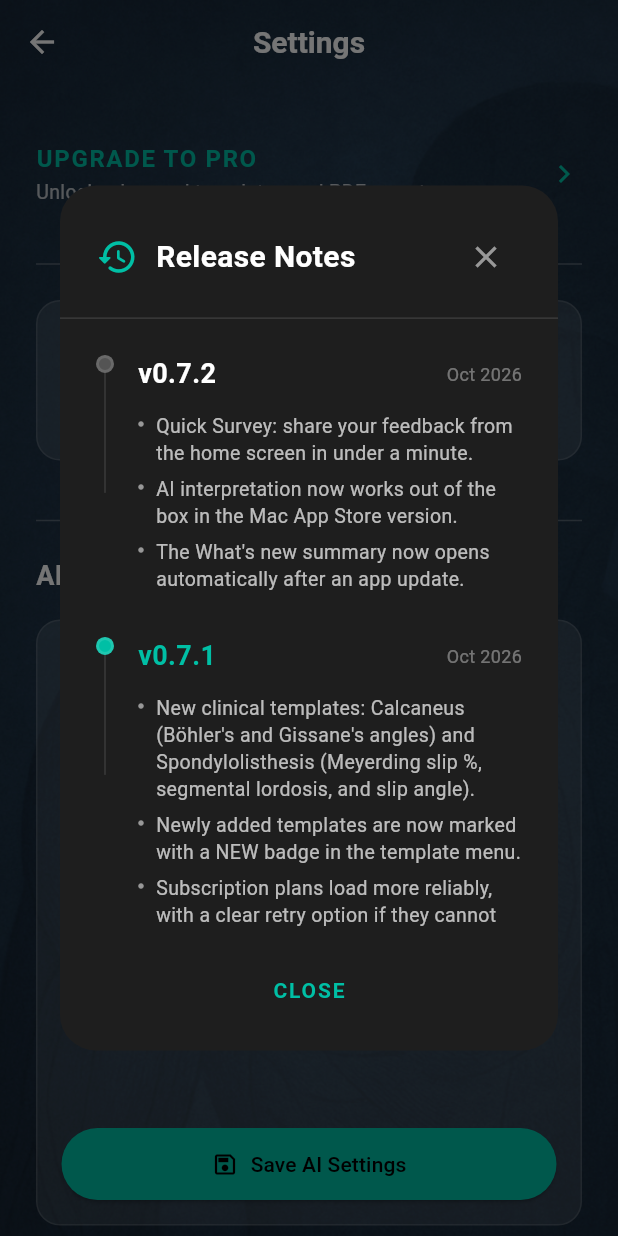
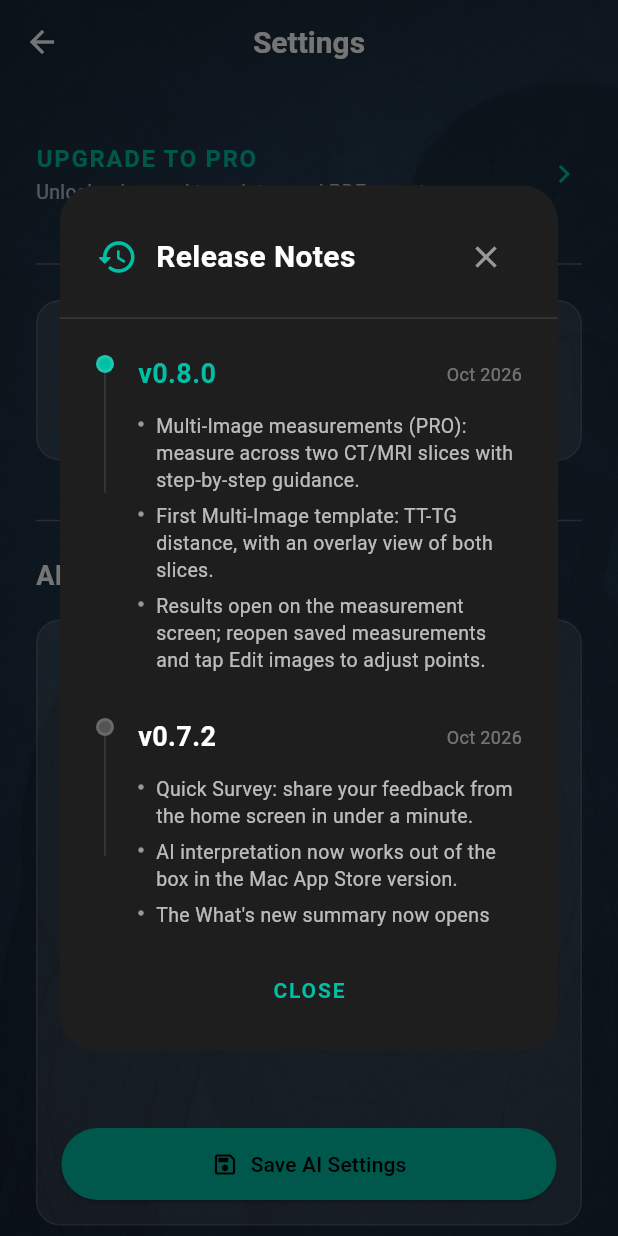
Before and after one commit to ilkereren/orthoquantmd, a Flutter app: the SettingsScreen screen opened directly, on a phone screen of 412 x 824 dp. Run offline on Flutter 3.47's test engine with Material 3 defaults, Android fonts, the phone set to English and light mode, and no system bars; our stand-ins replace app_links, camera, file_picker, flutter_markdown, image_cropper, image_picker and 5 more; missing offline and left inert: desktop_drop, gal, purchases_flutter, receive_sharing_intent, tutorial_coach_mark, window_manager; accounts and stored records are empty.

Commit message:
docs(release): add 0.8.0 What's new and version history
Co-Authored-By: Claude Opus 5.5 <noreply@anthropic.com>

```diff
--- a/lib/main.dart
+++ b/lib/main.dart
@@ -1209,22 +1209,23 @@ class _HomePageState extends State<HomePage> with WidgetsBindingObserver {
                   ),
                   const SizedBox(height: 18),
                   const _WhatsNewItem(
-                    title: 'Quick Survey',
+                    title: 'Multi-Image measurements',
                     detail:
-                        'Tap the new survey button on the home screen to '
-                        'share your feedback in under a minute.',
+                        'Measure across two CT or MRI slices with '
+                        'step-by-step guidance. Available with PRO.',
                   ),
                   const _WhatsNewItem(
-                    title: 'AI interpretation on Mac',
+                    title: 'TT-TG distance',
                     detail:
-                        'AI interpretation now works out of the box in the '
-                        'Mac App Store version.',
+                        'The first Multi-Image template: mark the trochlea '
+                        'and tibial tuberosity slices and see both in one '
+                        'overlay view.',
                   ),
                   const _WhatsNewItem(
-                    title: "What's new on update",
+                    title: 'Edit images anytime',
                     detail:
-                        'This summary now opens automatically after each '
-                        'app update.',
+                        'Results open on the measurement screen. Reopen a '
+                        'saved measurement and tap Edit images to adjust it.',
                   ),
                   const SizedBox(height: 8),
                   SizedBox(
--- a/lib/screens/settings_screen.dart
+++ b/lib/screens/settings_screen.dart
@@ -1316,6 +1316,15 @@ class _SettingsScreenState extends State<SettingsScreen> {
   void _showVersionHistory(BuildContext context) {
     final List<Map<String, dynamic>> history = [
       {
+        'version': 'v0.8.0',
+        'date': 'Oct 2026',
+        'changes': [
+          'Multi-Image measurements (PRO): measure across two CT/MRI slices with step-by-step guidance.',
+          'First Multi-Image template: TT-TG distance, with an overlay view of both slices.',
+          'Results open on the measurement screen; reopen saved measurements and tap Edit images to adjust points.',
+        ],
+      },
+      {
         'version': 'v0.7.2',
         'date': 'Oct 2026',
         'changes': [
@@ -1560,7 +1569,7 @@ class _SettingsScreenState extends State<SettingsScreen> {
                 width: 12,
                 height: 12,
                 decoration: BoxDecoration(
-                  color: item['version'] == 'v0.7.1'
+                  color: item['version'] == 'v0.8.0'
                       ? const Color(0xFF00BFA5)
                       : Colors.white24,
                   shape: BoxShape.circle,
@@ -1586,7 +1595,7 @@ class _SettingsScreenState extends State<SettingsScreen> {
                     Text(
                       item['version'],
                       style: TextStyle(
-                        color: item['version'] == 'v0.7.1'
+                        color: item['version'] == 'v0.8.0'
                             ? const Color(0xFF00BFA5)
                             : Colors.white,
                         fontWeight: FontWeight.bold,
```
Also changed, not shown: 1 other file.
